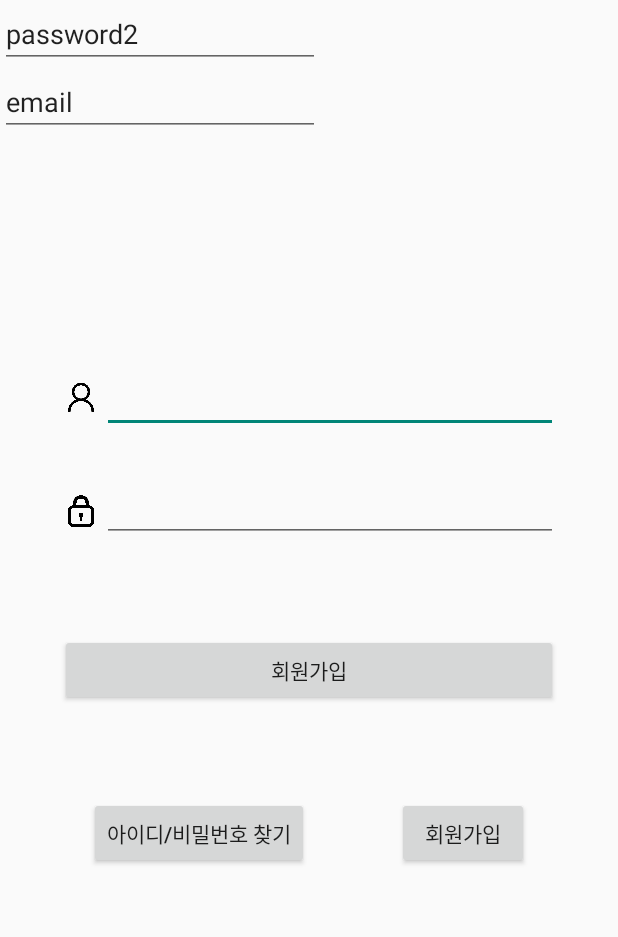
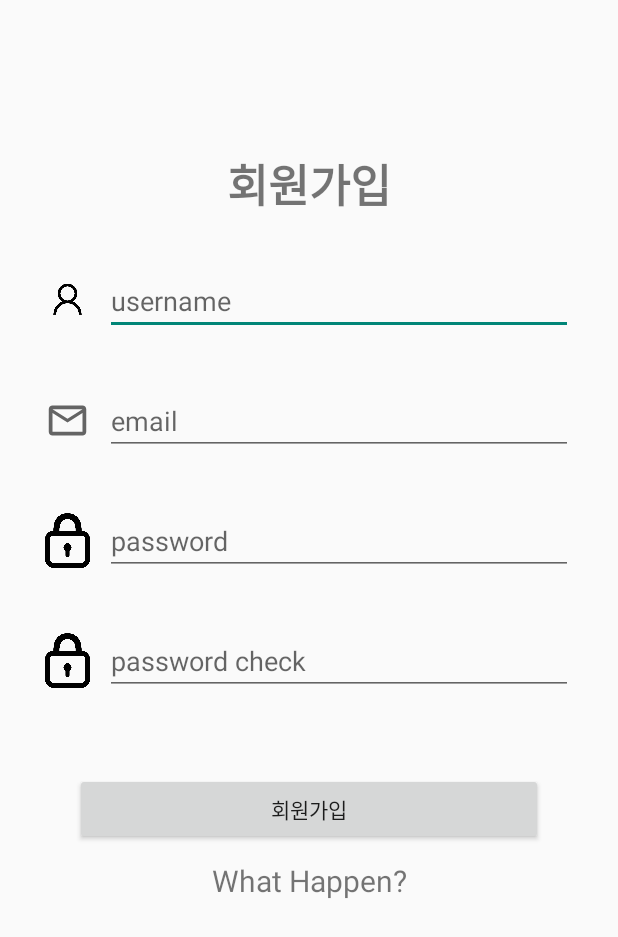
Before and after one commit to ETS-Android5/madcamp2, an Android app: the SignupActivity screen opened directly, with no data from a screen before it, on a phone screen of 412 x 824 dp. Shown: the top 937 px of the screen. Run offline under Robolectric (Android 15) with nearby library versions, the phone set to English and light mode, and no system bars.

Commit message:
[feat] initial sign works

```diff
--- a/Client/app/src/main/java/com/example/client/LoginDataClass.java
+++ b/Client/app/src/main/java/com/example/client/LoginDataClass.java
@@ -12,6 +12,8 @@ public class LoginDataClass {
     private String password1;
     @SerializedName("password2")
     private String password2;
+    @SerializedName("key")
+    private String key;
 
     public String getUsername() {
         return username;
@@ -44,4 +46,8 @@ public class LoginDataClass {
     public void setPassword2(String password2) {
         this.password2 = password2;
     }
+
+    public String getKey() { return key; }
+
+    public void setKey(String key) { this.key = key; }
 }
--- a/Client/app/src/main/java/com/example/client/ApiService.java
+++ b/Client/app/src/main/java/com/example/client/LoginServiceApi.java
@@ -14,17 +14,18 @@ import retrofit2.http.PUT;
 import retrofit2.http.Path;
 import retrofit2.http.Query;
 
-public interface ApiService {
-    @GET("/retrofit/get")
-    Call<ResponseBody> getFunc(@Query("data") String data);
+public interface LoginServiceApi {
+    @FormUrlEncoded
+    @POST("/rest-auth/registration/")
+    Call<LoginDataClass> signUpPost(@FieldMap HashMap<String, Object> param);
 
     @FormUrlEncoded
-    @POST("/rest-auth/registration/")
-    Call<LoginDataClass> postFunc(@FieldMap HashMap<String, Object> param);
+    @POST("/rest-auth/login/")
+    Call<LoginDataClass> logInPost(@FieldMap HashMap<String, Object> param);
 
     @FormUrlEncoded
-    @PUT("/retrofit/put/{id}")
-    Call<ResponseBody> putFunc(@Path("id") String id, @Field("data") String data);
+    @POST("/rest-auth/logout/")
+    Call<LoginDataClass> logOutPost(@FieldMap HashMap<String, Object> param);
 
     @DELETE("/retrofit/delete/{id}")
     Call<ResponseBody> deleteFunc(@Path("id") String id);
--- a/Client/app/src/main/java/com/example/client/SignupActivity.java
+++ b/Client/app/src/main/java/com/example/client/SignupActivity.java
@@ -1,4 +1,7 @@
 package com.example.client;
+
+import androidx.appcompat.app.AppCompatActivity;
+import java.util.HashMap;
 
 import android.os.Bundle;
 import android.util.Log;
@@ -7,33 +10,27 @@ import android.view.Window;
 import android.view.WindowManager;
 import android.widget.Button;
 import android.widget.EditText;
+import android.widget.TextView;
 import android.widget.Toast;
 
-import androidx.appcompat.app.AppCompatActivity;
-
-import java.io.IOException;
-import java.util.HashMap;
-
-import okhttp3.ResponseBody;
 import retrofit2.Call;
 import retrofit2.Callback;
 import retrofit2.Response;
 import retrofit2.Retrofit;
 import retrofit2.converter.gson.GsonConverterFactory;
-import retrofit2.http.Path;
 
 public class SignupActivity extends AppCompatActivity {
-    private final String URL = "http://192.168.0.55:80/";
+    private final String URL = "http://192.168.77.245:8000/";
 
     private Retrofit retrofit;
-    private ApiService service;
+    private LoginServiceApi service;
 
     private Button signup;
+    private TextView debugText;
     private EditText username;
+    private EditText email;
     private EditText password;
     private EditText password2;
-    private EditText email;
-
 
     @Override
     protected void onCreate(Bundle savedInstanceState) {
@@ -44,41 +41,44 @@ public class SignupActivity extends AppCompatActivity {
         setContentView(R.layout.activity_signup);
 
         signup = (Button) findViewById(R.id.signup_button);
-        username = (EditText) findViewById(R.id.signup_username);
-        password = (EditText) findViewById(R.id.signup_password);
-        password2 = (EditText) findViewById(R.id.password2);
-        email = (EditText) findViewById(R.id.email);
+        username = (EditText) findViewById(R.id.signup_usernameEdit);
+        email = (EditText) findViewById(R.id.singup_emailEdit);
+        password = (EditText) findViewById(R.id.singup_passwordEdit);
+        password2 = (EditText) findViewById(R.id.singup_passwordEdit2);
+        debugText = (TextView)findViewById(R.id.signup_debugText);
 
         retrofit = new Retrofit.Builder()
                 .baseUrl(URL)
                 .addConverterFactory(GsonConverterFactory.create())
                 .build();
-        service = retrofit.create(ApiService.class);
+        service = retrofit.create(LoginServiceApi.class);
 
         signup.setOnClickListener(new View.OnClickListener() {
             @Override
             public void onClick(View view) {
-
                 HashMap<String, Object> input = new HashMap<>();
                 input.put("username",username.getText().toString());
                 input.put("email", email.getText().toString());
                 input.put("password1",password.getText().toString());
                 input.put("password2",password2.getText().toString());
 
-               service.postFunc(input).enqueue(new Callback<LoginDataClass>() {
+               service.signUpPost(input).enqueue(new Callback<LoginDataClass>() {
                    @Override
                    public void onResponse(Call<LoginDataClass> call, Response<LoginDataClass> response) {
                        if(response.isSuccessful()){
 
+                           LoginDataClass result = response.body();
+                           Toast.makeText(SignupActivity.this, "Sign In Complete", Toast.LENGTH_SHORT).show();
+                           Log.d("SignIn", "onResponse: 성공");
                        }
                        else{
-
+                           debugText.setText("SomeThing Wrong");
                        }
                    }
 
                    @Override
                    public void onFailure(Call<LoginDataClass> call, Throwable t) {
-
+                        debugText.setText(t.getMessage());
                    }
                });
 
--- /dev/null
+++ b/Client/app/src/main/res/drawable/ic_baseline_mail_outline_24.xml
@@ -0,0 +1,10 @@
+<vector xmlns:android="http://schemas.android.com/apk/res/android"
+    android:width="24dp"
+    android:height="24dp"
+    android:viewportWidth="24"
+    android:viewportHeight="24"
+    android:tint="?attr/colorControlNormal">
+  <path
+      android:fillColor="@android:color/white"
+      android:pathData="M20,4L4,4c-1.1,0 -1.99,0.9 -1.99,2L2,18c0,1.1 0.9,2 2,2h16c1.1,0 2,-0.9 2,-2L22,6c0,-1.1 -0.9,-2 -2,-2zM20,18L4,18L4,8l8,5 8,-5v10zM12,11L4,6h16l-8,5z"/>
+</vector>
--- a/Client/app/src/main/res/layout/activity_signup.xml
+++ b/Client/app/src/main/res/layout/activity_signup.xml
@@ -1,113 +1,142 @@
 <?xml version="1.0" encoding="utf-8"?>
-<androidx.constraintlayout.widget.ConstraintLayout xmlns:android="http://schemas.android.com/apk/res/android"
+<androidx.constraintlayout.widget.ConstraintLayout
+    xmlns:android="http://schemas.android.com/apk/res/android"
     xmlns:app="http://schemas.android.com/apk/res-auto"
     xmlns:tools="http://schemas.android.com/tools"
     android:layout_width="match_parent"
     android:layout_height="match_parent">
 
+    <TextView
+        android:id="@+id/signUpTextView"
+        android:layout_width="wrap_content"
+        android:layout_height="wrap_content"
+        android:text="회원가입"
+        android:textSize="30dp"
+        android:layout_marginTop="100dp"
+        android:textStyle="bold"
+        app:layout_constraintTop_toTopOf="parent"
+        app:layout_constraintStart_toStartOf="parent"
+        app:layout_constraintEnd_toEndOf="parent"
+        />
+
+    <ImageView
+        android:id="@+id/idImageView"
+        android:layout_width="30dp"
+        android:layout_height="50dp"
+        app:srcCompat="@drawable/login_username"
+        android:layout_marginStart="30dp"
+        android:layout_marginTop="30dp"
+        app:layout_constraintTop_toBottomOf="@id/signUpTextView"
+        app:layout_constraintStart_toStartOf="parent"
+        />
+
     <EditText
-        android:id="@+id/signup_username"
+        android:id="@+id/signup_usernameEdit"
         android:layout_width="0dp"
         android:layout_height="wrap_content"
-        android:layout_marginEnd="40dp"
-        android:ems="10"
-        android:inputType="textPersonName"
-        app:layout_constraintBottom_toBottomOf="@+id/imageView"
+        android:inputType="text"
+        android:layout_marginStart="10dp"
+        android:layout_marginEnd="30dp"
+        android:hint="username"
+        app:layout_constraintBottom_toBottomOf="@id/idImageView"
         app:layout_constraintEnd_toEndOf="parent"
-        app:layout_constraintHorizontal_bias="0.5"
-        app:layout_constraintStart_toEndOf="@+id/imageView"
-        app:layout_constraintTop_toTopOf="@+id/imageView" />
+        app:layout_constraintStart_toEndOf="@id/idImageView"
+        app:layout_constraintTop_toTopOf="@id/idImageView" />
+
+    <ImageView
+        android:id="@+id/emailImageView"
+        android:layout_width="30dp"
+        android:layout_height="50dp"
+        app:srcCompat="@drawable/ic_baseline_mail_outline_24"
+        android:layout_marginStart="30dp"
+        android:layout_marginTop="30dp"
+        app:layout_constraintTop_toBottomOf="@id/idImageView"
+        app:layout_constraintStart_toStartOf="parent"
+        />
 
     <EditText
-        android:id="@+id/signup_password"
+        android:id="@+id/singup_emailEdit"
         android:layout_width="0dp"
         android:layout_height="wrap_content"
-        android:layout_marginBottom="4dp"
-        android:ems="10"
-        android:inputType="textPassword"
-        app:layout_constraintBottom_toBottomOf="@+id/imageView2"
-        app:layout_constraintEnd_toEndOf="@+id/signup_username"
-        app:layout_constraintHorizontal_bias="0.5"
-        app:layout_constraintStart_toEndOf="@+id/imageView2"
-        app:layout_constraintStart_toStartOf="@+id/signup_username"
-        app:layout_constraintTop_toTopOf="@+id/imageView2" />
+        android:inputType="textEmailAddress"
+        android:layout_marginStart="10dp"
+        android:layout_marginEnd="30dp"
+        android:hint="email"
+        app:layout_constraintBottom_toBottomOf="@id/emailImageView"
+        app:layout_constraintEnd_toEndOf="parent"
+        app:layout_constraintStart_toEndOf="@id/emailImageView"
+        app:layout_constraintTop_toTopOf="@id/emailImageView" />
+
+    <ImageView
+        android:id="@+id/passwordImageView"
+        android:layout_width="30dp"
+        android:layout_height="50dp"
+        app:srcCompat="@drawable/login_password"
+        android:layout_marginStart="30dp"
+        android:layout_marginTop="30dp"
+        app:layout_constraintTop_toBottomOf="@id/emailImageView"
+        app:layout_constraintStart_toStartOf="parent"
+        />
+
+    <EditText
+        android:id="@+id/singup_passwordEdit"
+        android:layout_width="0dp"
+        android:layout_height="wrap_content"
+        android:inputType="text"
+        android:layout_marginStart="10dp"
+        android:layout_marginEnd="30dp"
+        android:hint="password"
+        app:layout_constraintBottom_toBottomOf="@id/passwordImageView"
+        app:layout_constraintEnd_toEndOf="parent"
+        app:layout_constraintStart_toEndOf="@id/passwordImageView"
+        app:layout_constraintTop_toTopOf="@id/passwordImageView" />
+
+    <ImageView
+        android:id="@+id/passwordImageView2"
+        android:layout_width="30dp"
+        android:layout_height="50dp"
+        app:srcCompat="@drawable/login_password"
+        android:layout_marginStart="30dp"
+        android:layout_marginTop="30dp"
+        app:layout_constraintTop_toBottomOf="@id/passwordImageView"
+        app:layout_constraintStart_toStartOf="parent"
+        />
+
+    <EditText
+        android:id="@+id/singup_passwordEdit2"
+        android:layout_width="0dp"
+        android:layout_height="wrap_content"
+        android:inputType="text"
+        android:layout_marginStart="10dp"
+        android:layout_marginEnd="30dp"
+        android:hint="password check"
+        app:layout_constraintBottom_toBottomOf="@id/passwordImageView2"
+        app:layout_constraintEnd_toEndOf="parent"
+        app:layout_constraintStart_toEndOf="@id/passwordImageView2"
+        app:layout_constraintTop_toTopOf="@id/passwordImageView2" />
 
     <Button
         android:id="@+id/signup_button"
         android:layout_width="0dp"
         android:layout_height="wrap_content"
-        android:layout_marginStart="40dp"
-        android:layout_marginEnd="40dp"
+        android:layout_marginStart="50dp"
+        android:layout_marginTop="50dp"
+        android:layout_marginEnd="50dp"
         android:text="회원가입"
-        app:layout_constraintBottom_toTopOf="@+id/to_signup_button"
         app:layout_constraintEnd_toEndOf="parent"
         app:layout_constraintStart_toStartOf="parent"
-        app:layout_constraintTop_toBottomOf="@+id/signup_password" />
+        app:layout_constraintTop_toBottomOf="@id/passwordImageView2" />
 
-    <ImageView
-        android:id="@+id/imageView2"
-        android:layout_width="17dp"
-        android:layout_height="28dp"
-        android:layout_marginTop="40dp"
-        app:layout_constraintEnd_toEndOf="@+id/imageView"
-        app:layout_constraintEnd_toStartOf="@+id/signup_password"
-        app:layout_constraintStart_toStartOf="@+id/imageView"
-        app:layout_constraintTop_toBottomOf="@+id/imageView"
-        app:srcCompat="@drawable/login_password" />
-
-    <ImageView
-        android:id="@+id/imageView"
-        android:layout_width="28dp"
-        android:layout_height="42dp"
-        android:layout_marginStart="40dp"
-        app:layout_constraintBottom_toTopOf="@+id/find_information_button"
-        app:layout_constraintEnd_toEndOf="@+id/imageView2"
-        app:layout_constraintEnd_toStartOf="@+id/signup_username"
-        app:layout_constraintHorizontal_bias="0.5"
-        app:layout_constraintStart_toStartOf="parent"
-        app:layout_constraintTop_toTopOf="parent"
-        app:srcCompat="@drawable/login_username" />
-
-    <Button
-        android:id="@+id/to_signup_button"
+    <TextView
+        android:id="@+id/signup_debugText"
         android:layout_width="wrap_content"
         android:layout_height="wrap_content"
-        android:text="회원가입"
-        app:layout_constraintBottom_toBottomOf="@+id/find_information_button"
+        android:text="What Happen?"
+        android:textSize="20dp"
+        android:layout_marginTop="10dp"
+        app:layout_constraintTop_toBottomOf="@id/signup_button"
+        app:layout_constraintStart_toStartOf="parent"
         app:layout_constraintEnd_toEndOf="parent"
-        app:layout_constraintHorizontal_bias="0.5"
-        app:layout_constraintStart_toEndOf="@+id/find_information_button"
-        app:layout_constraintTop_toTopOf="@+id/find_information_button" />
-
-    <Button
-        android:id="@+id/find_information_button"
-        android:layout_width="wrap_content"
-        android:layout_height="wrap_content"
-        android:text="아이디/비밀번호 찾기"
-        app:layout_constraintBottom_toBottomOf="parent"
-        app:layout_constraintEnd_toStartOf="@+id/to_signup_button"
-        app:layout_constraintHorizontal_bias="0.5"
-        app:layout_constraintStart_toStartOf="parent"
-        app:layout_constraintTop_toBottomOf="@+id/imageView" />
-
-    <EditText
-        android:id="@+id/password2"
-        android:layout_width="wrap_content"
-        android:layout_height="wrap_content"
-        android:ems="10"
-        android:inputType="textPersonName"
-        android:text="password2"
-        app:layout_constraintStart_toStartOf="parent"
-        app:layout_constraintTop_toTopOf="parent" />
-
-    <EditText
-        android:id="@+id/email"
-        android:layout_width="wrap_content"
-        android:layout_height="wrap_content"
-        android:ems="10"
-        android:inputType="textPersonName"
-        android:text="email"
-        app:layout_constraintStart_toStartOf="parent"
-        app:layout_constraintTop_toBottomOf="@+id/password2" />
+        />
 
 </androidx.constraintlayout.widget.ConstraintLayout>
```
Also changed, not shown: Client/app/src/main/java/com/example/client/LoginActivity.java (+83 -8 lines), Client/app/src/main/java/com/example/client/MainActivity.java (+2 -13 lines), Client/app/src/main/res/layout/activity_login.xml (+81 -59 lines).
